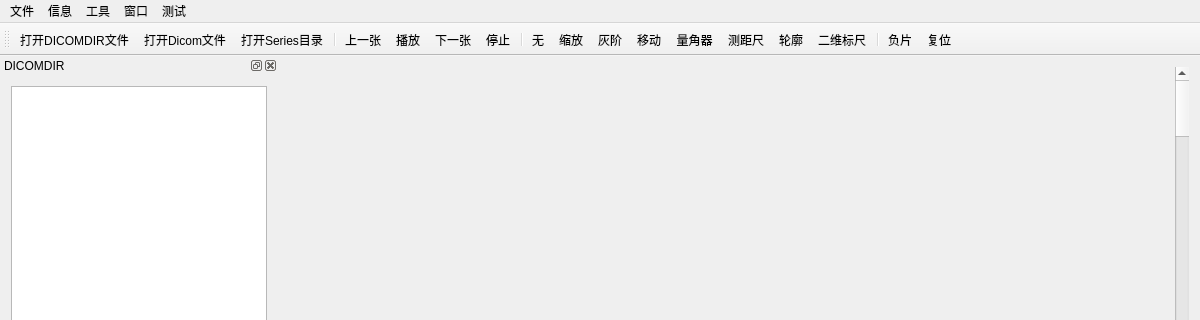
The window that QvtkDicomViewer/QvtkDicomViewer.ui (jiafeng5513/QvtkDicomReader) describes before a commit, drawn with Qt 5; both pictures show x 0 to 1200 and y 0 to 320 of the 1200 by 738 pixel window.
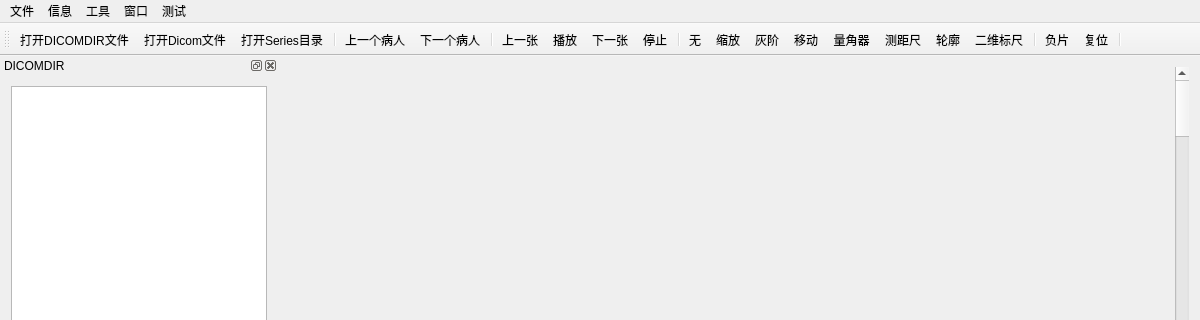
The same window after the commit. Icons and pictures are not drawn. Custom widgets are drawn as their Qt base class.

Commit message: 增加上一个病人,下一个病人的功能

Diff of the .ui file:
```diff
--- a/QvtkDicomViewer/QvtkDicomViewer.ui
+++ b/QvtkDicomViewer/QvtkDicomViewer.ui
@@ -123,6 +123,9 @@
    <addaction name="action_OpenDicomFile"/>
    <addaction name="action_OpenSeriesFolder"/>
    <addaction name="separator"/>
+   <addaction name="action_PreviousPatient"/>
+   <addaction name="action_LatterPatient"/>
+   <addaction name="separator"/>
    <addaction name="action_back"/>
    <addaction name="action_Play"/>
    <addaction name="action_next"/>
@@ -139,6 +142,7 @@
    <addaction name="separator"/>
    <addaction name="action_Negative"/>
    <addaction name="action_Reset"/>
+   <addaction name="separator"/>
   </widget>
   <widget class="QStatusBar" name="statusBar"/>
   <widget class="QDockWidget" name="dockWidget_Dir">
@@ -364,6 +368,24 @@
     <string>打开Dicom文件</string>
    </property>
   </action>
+  <action name="action_PreviousPatient">
+   <property name="icon">
+    <iconset resource="QvtkDicomViewer.qrc">
+     <normaloff>:/QvtkDicomViewer/Resources/hand_pointing_left_128px_1143134_easyicon.net.ico</normaloff>:/QvtkDicomViewer/Resources/hand_pointing_left_128px_1143134_easyicon.net.ico</iconset>
+   </property>
+   <property name="text">
+    <string>上一个病人</string>
+   </property>
+  </action>
+  <action name="action_LatterPatient">
+   <property name="icon">
+    <iconset resource="QvtkDicomViewer.qrc">
+     <normaloff>:/QvtkDicomViewer/Resources/hand_pointing_right_128px_1143133_easyicon.net.ico</normaloff>:/QvtkDicomViewer/Resources/hand_pointing_right_128px_1143133_easyicon.net.ico</iconset>
+   </property>
+   <property name="text">
+    <string>下一个病人</string>
+   </property>
+  </action>
  </widget>
  <layoutdefault spacing="6" margin="11"/>
  <customwidgets>
```
Left out of the diff: 37 changed lines with no effect on the pictures. The commit also changes 43 other files.
